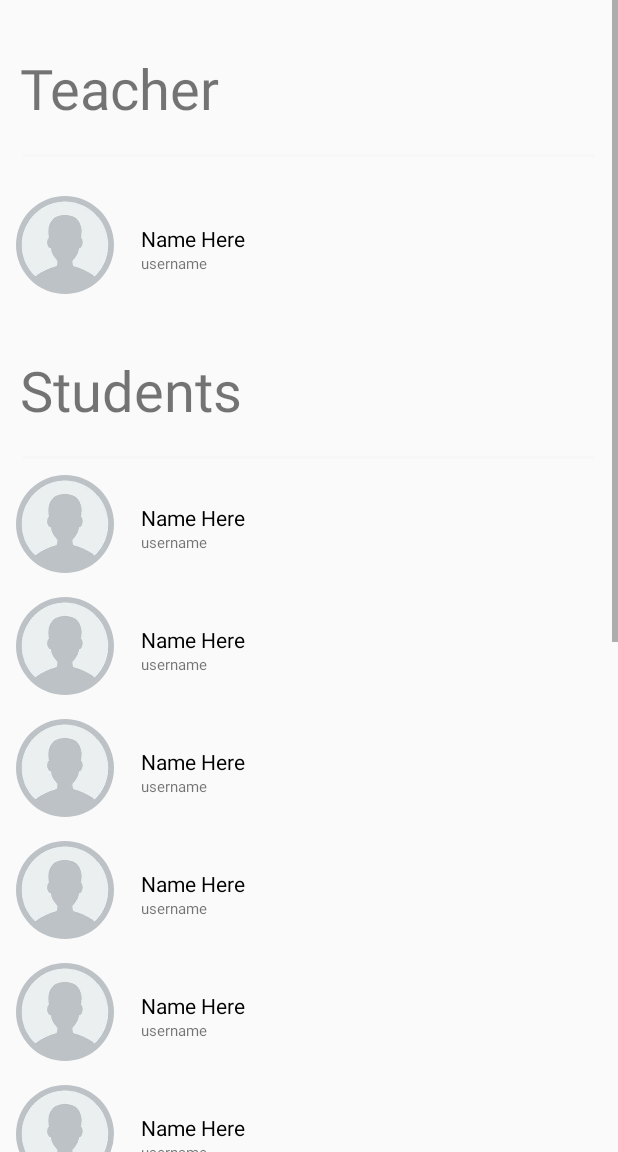
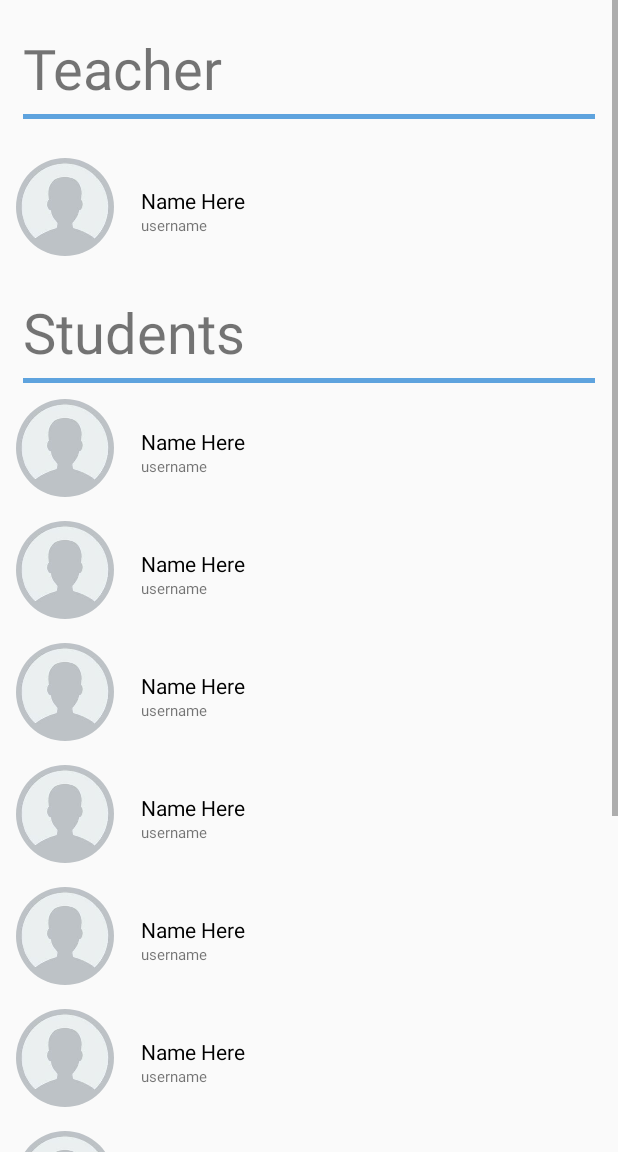
Before and after one commit to cureius/pathshala-app, an Android app: the fragment ParticipantFragment placed in its activity, on a phone screen of 412 x 824 dp, the part 84-1236 px from its top. Run offline under Robolectric (Android 15) with nearby library versions, the phone set to English and light mode, and no system bars; our stand-ins replace CircleImageView, Firebase (no records; nobody signed in at launch, a user with empty details on screens opened directly); pictures from the network do not load; Roboto replaces fonts that are not available here; 10 statements that could not run were skipped.

Commit message:
phase-3 task-2 commit-1

```diff
--- a/app/src/main/java/com/jugaru/pathshala/classInterface/MyFileViewHolder.java
+++ b/app/src/main/java/com/jugaru/pathshala/classInterface/MyFileViewHolder.java
@@ -1,7 +1,6 @@
 package com.jugaru.pathshala.classInterface;
 
 import android.view.View;
-import android.widget.Button;
 import android.widget.ImageButton;
 import android.widget.LinearLayout;
 import android.widget.TextView;
--- a/app/src/main/java/com/jugaru/pathshala/classInterface/ParticipantFragment.java
+++ b/app/src/main/java/com/jugaru/pathshala/classInterface/ParticipantFragment.java
@@ -6,20 +6,39 @@ import androidx.annotation.NonNull;
 import androidx.annotation.Nullable;
 import androidx.fragment.app.Fragment;
 
+import android.util.Log;
 import android.view.LayoutInflater;
 import android.view.View;
 import android.view.ViewGroup;
 import android.widget.TextView;
 
+import com.bumptech.glide.Glide;
+import com.google.android.gms.tasks.OnFailureListener;
+import com.google.android.gms.tasks.OnSuccessListener;
+import com.google.firebase.auth.FirebaseAuth;
+import com.google.firebase.auth.FirebaseUser;
+import com.google.firebase.firestore.DocumentSnapshot;
+import com.google.firebase.firestore.FirebaseFirestore;
+import com.google.firebase.storage.FirebaseStorage;
+import com.google.firebase.storage.StorageReference;
 import com.jugaru.pathshala.R;
 import com.jugaru.pathshala.homeFragments.Classes;
 
+import de.hdodenhof.circleimageview.CircleImageView;
+
+import static android.content.ContentValues.TAG;
+
 public class ParticipantFragment extends Fragment {
+    private TextView teacherName , teacherUsername ;
+    private CircleImageView teacherPic ;
+    private FirebaseAuth firebaseAuth ;
+    private FirebaseUser firebaseUser;
+    private StorageReference storage;
+    private  String photoUrl ;
 
     public ParticipantFragment() {
         // Required empty public constructor
     }
-
     @Override
     public void onCreate(Bundle savedInstanceState) {
         super.onCreate(savedInstanceState);
@@ -31,7 +50,6 @@ public class ParticipantFragment extends Fragment {
         // Inflate the layout for this fragment
         return inflater.inflate(R.layout.fragment_participant, container, false);
     }
-
     @Override
     public void onViewCreated(@NonNull View view, @Nullable Bundle savedInstanceState) {
         super.onViewCreated(view, savedInstanceState);
@@ -40,5 +58,46 @@ public class ParticipantFragment extends Fragment {
         Classes classes = (Classes)getActivity().getIntent().getParcelableExtra("SingleClass");
         teacherHeading.setTextColor(classes.getClassThemeColor());
         studentHeading.setTextColor(classes.getClassThemeColor());
+
+        teacherName = view.findViewById(R.id.user);
+        teacherUsername = view.findViewById(R.id.profile_username_model_teacher);
+        teacherPic = view.findViewById(R.id.profile_pic_model_teacher);
+
+        firebaseAuth = FirebaseAuth.getInstance();
+        firebaseUser = firebaseAuth.getCurrentUser();
+        storage = FirebaseStorage.getInstance().getReference();
+
+        FirebaseFirestore.getInstance()
+                .collection("user")
+                .document(classes.getTeacherUid())
+                .get()
+                .addOnSuccessListener(new OnSuccessListener<DocumentSnapshot>() {
+                    @Override
+                    public void onSuccess(DocumentSnapshot documentSnapshot) {
+                        Log.d(TAG , "onSuccess: " + documentSnapshot.getId());
+                        Log.d(TAG , "onSuccess: " + documentSnapshot.getData());
+                        Log.d(TAG , "onSuccess: " + documentSnapshot.getString("FirstName"));
+
+                        teacherName.setText(documentSnapshot.getString("FirstName") + " " + documentSnapshot.getString("LastName"));
+                        photoUrl = documentSnapshot.getString("profile_Url");
+                        teacherUsername.setText(documentSnapshot.getString("username"));
+                        if (!(photoUrl.isEmpty())) {
+//                            Picasso.get().load(photoUrl).into(profilePicture);
+                            Glide
+                                    .with(getContext())
+                                    .load(photoUrl)
+                                    .centerCrop()
+                                    .placeholder(R.drawable.profileplaceholder)
+                                    .into(teacherPic);
+                            return;
+                        }
+                    }
+                })
+                .addOnFailureListener(new OnFailureListener() {
+                    @Override
+                    public void onFailure(@NonNull Exception e) {
+
+                    }
+                });
     }
 }
--- a/app/src/main/res/layout/fragment_class_notes.xml
+++ b/app/src/main/res/layout/fragment_class_notes.xml
@@ -1,10 +1,46 @@
 <?xml version="1.0" encoding="utf-8"?>
-<FrameLayout xmlns:android="http://schemas.android.com/apk/res/android"
+<LinearLayout xmlns:android="http://schemas.android.com/apk/res/android"
     xmlns:app="http://schemas.android.com/apk/res-auto"
     xmlns:tools="http://schemas.android.com/tools"
     android:layout_width="match_parent"
     android:layout_height="match_parent"
+    android:orientation="vertical"
     tools:context=".classInterface.ClassNotesFragment">
+
+    <com.google.android.material.timepicker.RadialViewGroup
+        android:layout_width="match_parent"
+        android:layout_height="wrap_content">
+
+        <LinearLayout
+            android:layout_width="match_parent"
+            android:layout_height="match_parent"
+            android:orientation="vertical">
+
+            <TextView
+                android:id="@+id/teacher_heading"
+                android:layout_width="wrap_content"
+                android:layout_height="wrap_content"
+                android:text="Class Materials"
+                android:textSize="30dp"
+                android:layout_marginLeft="15dp"
+                android:padding="0dp"
+                android:layout_marginTop="10dp"/>
+            <View style="@style/profileDetailsView"
+                android:outlineAmbientShadowColor="@color/unitedNationBlue"
+                android:layout_marginLeft="15dp"
+                android:layout_marginRight="15dp"
+                android:layout_marginBottom="15dp"
+                android:outlineSpotShadowColor="@color/colorPrimary"/>
+
+        </LinearLayout>
+
+    </com.google.android.material.timepicker.RadialViewGroup>
+
+
+
+    <FrameLayout
+        android:layout_width="match_parent"
+        android:layout_height="match_parent">
 
         <androidx.recyclerview.widget.RecyclerView
             android:id="@+id/recyclerView_ClassNotes"
@@ -38,5 +74,6 @@
             android:visibility="invisible"
             android:elevation="6dp"/>
 
+    </FrameLayout>
 
-</FrameLayout>
+</LinearLayout>
--- a/app/src/main/res/layout/fragment_participant.xml
+++ b/app/src/main/res/layout/fragment_participant.xml
@@ -4,19 +4,6 @@
     android:layout_width="match_parent"
     android:layout_height="match_parent"
     tools:context=".classInterface.ParticipantFragment">
-
-    <!-- TODO: Update blank fragment layout -->
-
-<!--        <TextView-->
-<!--            android:id="@+id/student_dashboard_textView"-->
-<!--            android:layout_width="191dp"-->
-<!--            android:layout_height="158dp"-->
-<!--            android:layout_gravity="center"-->
-<!--            android:gravity="center"-->
-<!--            android:text="You are not enrolled in any class"-->
-<!--            android:textColor="#651A1A1A"-->
-<!--            android:textSize="30sp"-->
-<!--            android:visibility="invisible" />-->
 
 
     <ScrollView
@@ -26,137 +13,151 @@
         <LinearLayout
             android:layout_width="match_parent"
             android:layout_height="wrap_content"
-            android:orientation="vertical" >
+            android:orientation="vertical">
 
             <TextView
                 android:id="@+id/teacher_heading"
                 android:layout_width="wrap_content"
                 android:layout_height="wrap_content"
+                android:layout_marginLeft="15dp"
+                android:layout_marginTop="20dp"
                 android:text="Teacher"
-                android:textSize="37dp"
-                android:padding="13dp"
-                android:layout_marginTop="20dp"/>
-            <View style="@style/profileDetailsView"
-                android:outlineAmbientShadowColor="@color/unitedNationBlue"
+                android:textSize="37dp" />
+
+            <View
+                style="@style/profileDetailsView"
                 android:layout_marginLeft="15dp"
                 android:layout_marginRight="15dp"
                 android:layout_marginBottom="15dp"
-                android:outlineSpotShadowColor="@color/colorPrimary"/>
+                android:outlineAmbientShadowColor="@color/unitedNationBlue" />
 
-            <include
+            <androidx.constraintlayout.widget.ConstraintLayout xmlns:android="http://schemas.android.com/apk/res/android"
+                xmlns:tools="http://schemas.android.com/tools"
+                android:layout_width="match_parent"
+                android:layout_height="match_parent"
                 android:layout_margin="5dp"
-                layout="@layout/profile_holder"
-                android:layout_height="wrap_content"
-                android:layout_width="match_parent" />
+                xmlns:app="http://schemas.android.com/apk/res-auto">
+
+                <de.hdodenhof.circleimageview.CircleImageView
+                    android:id="@+id/profile_pic_model_teacher"
+                    android:layout_width="65dp"
+                    android:layout_height="65dp"
+                    android:layout_gravity="center"
+                    android:layout_margin="5dp"
+                    android:layout_marginStart="8dp"
+                    android:layout_marginTop="8dp"
+                    android:src="@drawable/profileplaceholder"
+                    app:civ_border_color="@color/unitedNationBlue"
+                    app:layout_constraintStart_toStartOf="parent"
+                    app:layout_constraintTop_toTopOf="parent" />
+
+                <TextView
+                    android:id="@+id/profile_username_model_teacher"
+                    android:layout_width="wrap_content"
+                    android:layout_height="wrap_content"
+                    android:layout_centerVertical="true"
+                    android:layout_gravity="center"
+                    android:text="username"
+                    android:textSize="10sp"
+                    app:layout_constraintStart_toStartOf="@+id/user"
+                    app:layout_constraintTop_toBottomOf="@+id/user" />
+
+                <TextView
+                    android:id="@+id/user"
+                    android:layout_width="wrap_content"
+                    android:layout_height="wrap_content"
+                    android:layout_marginStart="18dp"
+                    android:layout_marginTop="24dp"
+                    android:text="Name Here"
+                    android:textColor="#000000"
+                    app:layout_constraintStart_toEndOf="@+id/profile_pic_model_teacher"
+                    app:layout_constraintTop_toTopOf="parent" />
+
+            </androidx.constraintlayout.widget.ConstraintLayout>
 
             <TextView
                 android:id="@+id/students_heading"
                 android:layout_width="wrap_content"
                 android:layout_height="wrap_content"
+                android:layout_marginLeft="15dp"
+                android:layout_marginTop="20dp"
                 android:text="Students"
-                android:textSize="37dp"
-                android:padding="13dp"
-                android:layout_marginTop="20dp"/>
-            <View style="@style/profileDetailsView"
-                android:outlineAmbientShadowColor="@color/unitedNationBlue"
+                android:textSize="37dp" />
+
+            <View
+                style="@style/profileDetailsView"
                 android:layout_marginLeft="15dp"
                 android:layout_marginRight="15dp"
-                android:outlineSpotShadowColor="@color/colorPrimary"/>
+                android:outlineAmbientShadowColor="@color/unitedNationBlue"
+                android:outlineSpotShadowColor="@color/colorPrimary" />
 
             <include
-                android:layout_margin="5dp"
                 layout="@layout/profile_holder"
+                android:layout_width="match_parent"
                 android:layout_height="wrap_content"
-                android:layout_width="match_parent" />
+                android:layout_margin="5dp" />
 
             <include
-                android:layout_margin="5dp"
                 layout="@layout/profile_holder"
+                android:layout_width="match_parent"
                 android:layout_height="wrap_content"
-                android:layout_width="match_parent" />
+                android:layout_margin="5dp" />
 
             <include
-                android:layout_margin="5dp"
                 layout="@layout/profile_holder"
+                android:layout_width="match_parent"
                 android:layout_height="wrap_content"
-                android:layout_width="match_parent" />
+                android:layout_margin="5dp" />
 
             <include
-                android:layout_margin="5dp"
                 layout="@layout/profile_holder"
+                android:layout_width="match_parent"
                 android:layout_height="wrap_content"
-                android:layout_width="match_parent" />
+                android:layout_margin="5dp" />
 
             <include
-                android:layout_margin="5dp"
                 layout="@layout/profile_holder"
+                android:layout_width="match_parent"
                 android:layout_height="wrap_content"
-                android:layout_width="match_parent" />
+                android:layout_margin="5dp" />
 
             <include
-                android:layout_margin="5dp"
                 layout="@layout/profile_holder"
+                android:layout_width="match_parent"
                 android:layout_height="wrap_content"
-                android:layout_width="match_parent" />
+                android:layout_margin="5dp" />
 
             <include
-                android:layout_margin="5dp"
                 layout="@layout/profile_holder"
+                android:layout_width="match_parent"
                 android:layout_height="wrap_content"
-                android:layout_width="match_parent" />
+                android:layout_margin="5dp" />
 
             <include
-                android:layout_margin="5dp"
                 layout="@layout/profile_holder"
+                android:layout_width="match_parent"
                 android:layout_height="wrap_content"
-                android:layout_width="match_parent" />
+                android:layout_margin="5dp" />
 
             <include
-                android:layout_margin="5dp"
                 layout="@layout/profile_holder"
+                android:layout_width="match_parent"
                 android:layout_height="wrap_content"
-                android:layout_width="match_parent" />
+                android:layout_margin="5dp" />
 
             <include
-                android:layout_margin="5dp"
                 layout="@layout/profile_holder"
+                android:layout_width="match_parent"
                 android:layout_height="wrap_content"
-                android:layout_width="match_parent" />
-
-            <include
-                android:layout_margin="5dp"
-                layout="@layout/profile_holder"
-                android:layout_height="wrap_content"
-                android:layout_width="match_parent" />
-
-            <include
-                android:layout_margin="5dp"
-                layout="@layout/profile_holder"
-                android:layout_height="wrap_content"
-                android:layout_width="match_parent" />
-
-            <include
-                android:layout_margin="5dp"
-                layout="@layout/profile_holder"
-                android:layout_height="wrap_content"
-                android:layout_width="match_parent" />
+                android:layout_margin="5dp" />
 
             <androidx.recyclerview.widget.RecyclerView
                 android:id="@+id/class_participant_recyclerview"
+                android:layout_width="match_parent"
+                android:layout_height="match_parent"
+                android:layout_marginLeft="5dp"
                 android:layout_marginTop="15dp"
-                android:layout_marginRight="5dp"
-                android:layout_marginLeft="5dp"
-                android:layout_width="match_parent"
-                android:layout_height="match_parent" />
+                android:layout_marginRight="5dp" />
         </LinearLayout>
     </ScrollView>
-    <!--    <TextView-->
-<!--        android:layout_width="match_parent"-->
-<!--        android:layout_height="match_parent"-->
-<!--        android:text="Class Participant"-->
-<!--        android:textSize="30dp"-->
-<!--        android:textStyle="bold"-->
-<!--        android:layout_gravity="center"-->
-<!--        android:gravity="center"/>-->
-
 </FrameLayout>
--- a/app/src/main/res/values/styles.xml
+++ b/app/src/main/res/values/styles.xml
@@ -105,8 +105,8 @@
 
     <style name="profileDetailsView">
         <item name="android:layout_width">match_parent</item>
-        <item name="android:layout_height">2dp</item>
-        <item name="android:background">@color/profileAccentColor</item>
+        <item name="android:layout_height">3dp</item>
+        <item name="android:background">@color/steelBlue</item>
         <item name="android:layout_marginTop">5dp</item>
     </style>
 
```
Lines whose indentation alone changed are shown as unchanged.
